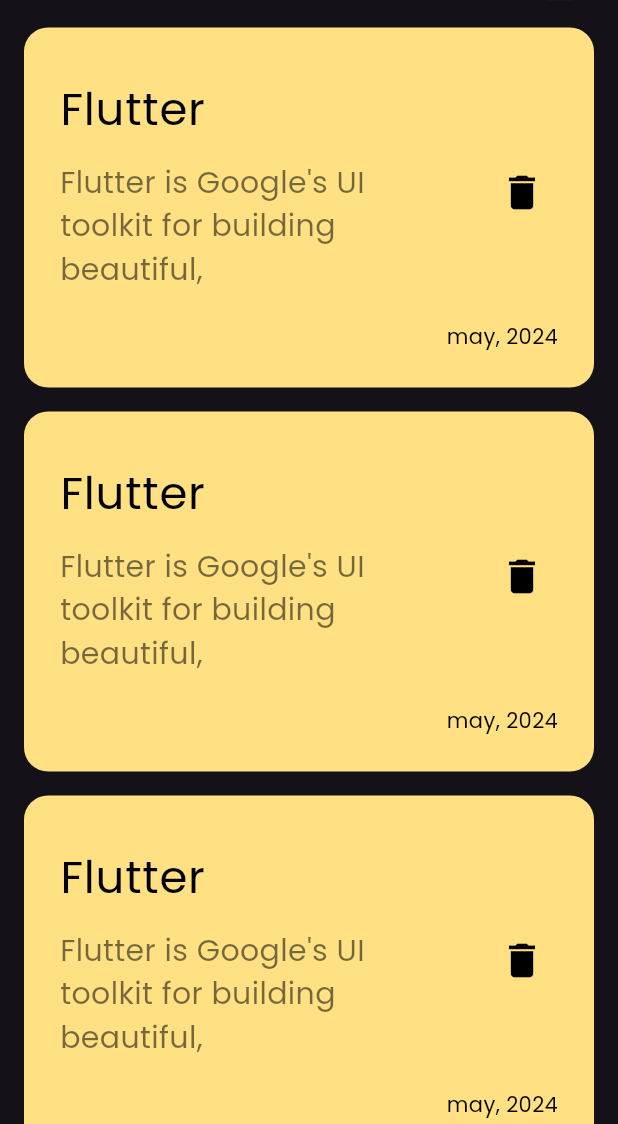
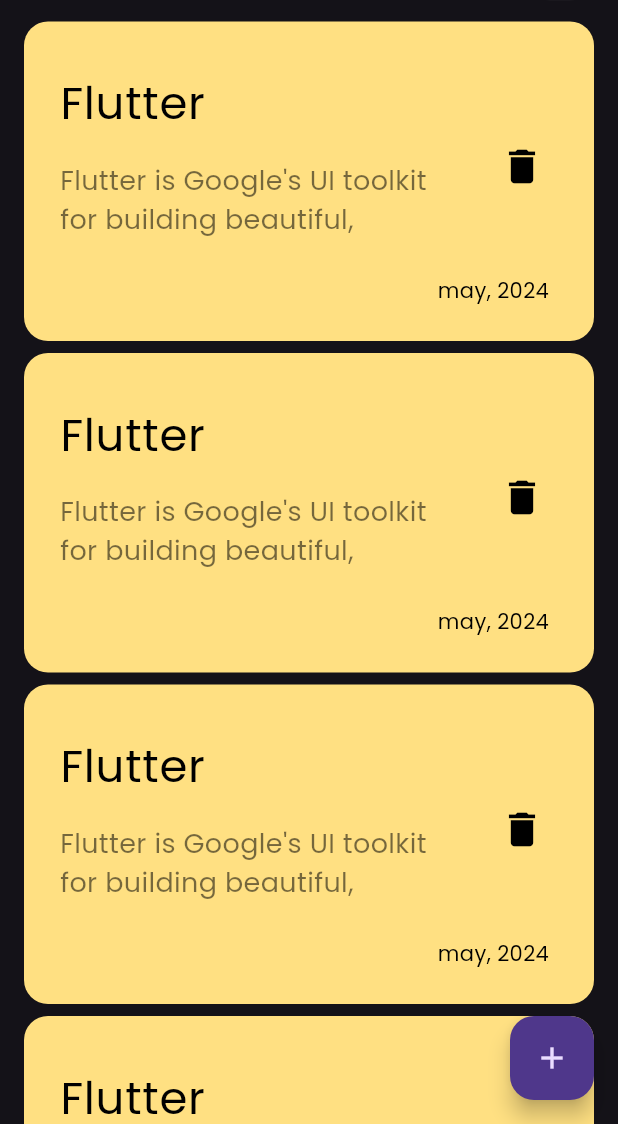
Before and after one commit to omaaramer/notes_app, a Flutter app: the screen it shows after launch, on a phone screen of 412 x 824 dp, the part 112-1236 px from its top. Run offline on Flutter 3.47's test engine with Material 3 defaults, Android fonts, the phone set to English and light mode, and no system bars.

Commit message:
add floating action button

```diff
--- a/lib/views/notes_view.dart
+++ b/lib/views/notes_view.dart
@@ -7,6 +7,12 @@ class NotesView extends StatelessWidget {
 
   @override
   Widget build(BuildContext context) {
-    return const NotesViewBody();
+    return Scaffold(
+      floatingActionButton: FloatingActionButton(
+        onPressed: () {},
+        child: const Icon(Icons.add),
+      ),
+      body: const NotesViewBody(),
+    );
   }
 }
--- a/lib/views/widgets/custom_note_item.dart
+++ b/lib/views/widgets/custom_note_item.dart
@@ -32,18 +32,18 @@ class NoteItem extends StatelessWidget {
                   size: 30,
                 )),
             subtitle: const Padding(
-              padding: EdgeInsets.symmetric(vertical: 12),
+              padding: EdgeInsets.symmetric(vertical: 16),
               child: Text(
                 "Flutter is Google's UI toolkit for building beautiful,",
                 style: TextStyle(
                   color: Colors.black54,
-                  fontSize: 20,
+                  fontSize: 18,
                 ),
               ),
             ),
           ),
           const Padding(
-            padding: EdgeInsets.only(right: 24),
+            padding: EdgeInsets.only(right: 30),
             child: Text(
               "may, 2024",
               style: TextStyle(color: Colors.black),
--- a/lib/views/widgets/notes_list_view.dart
+++ b/lib/views/widgets/notes_list_view.dart
@@ -12,7 +12,7 @@ class NotListView extends StatelessWidget {
     return Expanded(
       child: ListView.builder(itemBuilder: (context, index) {
         return const Padding(
-            padding: EdgeInsets.symmetric(vertical: 8), child: NoteItem());
+            padding: EdgeInsets.symmetric(vertical: 4), child: NoteItem());
       }),
     );
   }
--- a/lib/views/widgets/notes_view_body.dart
+++ b/lib/views/widgets/notes_view_body.dart
@@ -1,7 +1,5 @@
 import 'package:flutter/material.dart';
-
 import 'custom_app_bar.dart';
-import 'custom_note_item.dart';
 import 'notes_list_view.dart';
 
 class NotesViewBody extends StatelessWidget {
```
